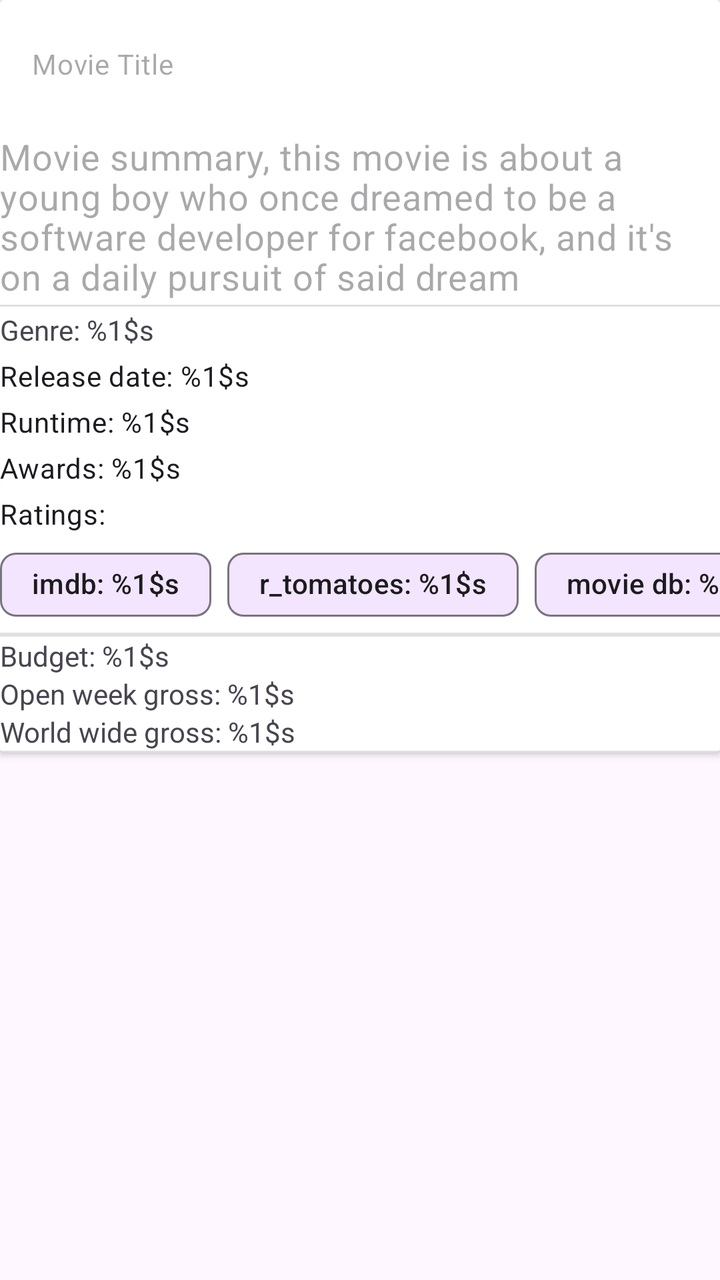
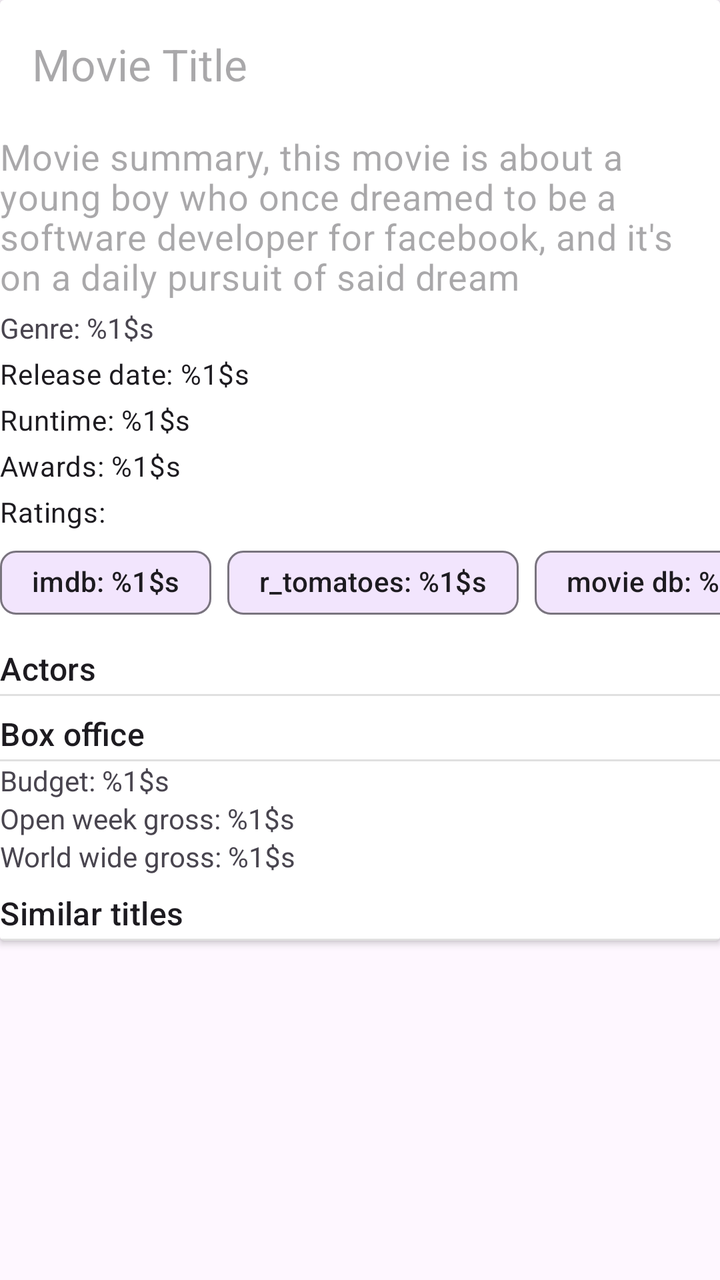

Two renders of the same Android screen: before a commit and after it. Below are the layout's source before the change and the commit's diff.
<!-- AndroidManifest.xml: another module's application theme Theme.MovieCatalog -->
<!-- res/layout/fragment_movie_details.xml -->
<?xml version="1.0" encoding="utf-8"?>
<androidx.core.widget.NestedScrollView xmlns:android="http://schemas.android.com/apk/res/android"
    xmlns:app="http://schemas.android.com/apk/res-auto"
    xmlns:tools="http://schemas.android.com/tools"
    android:layout_width="match_parent"
    android:layout_height="match_parent"
    android:layout_margin="@dimen/eight_dimen">

    <androidx.cardview.widget.CardView
        android:layout_width="match_parent"
        android:layout_height="wrap_content">

        <LinearLayout
            android:layout_width="match_parent"
            android:layout_height="match_parent"
            android:orientation="vertical">

            <androidx.appcompat.widget.Toolbar
                android:id="@+id/toolbar"
                android:layout_width="match_parent"
                android:layout_height="wrap_content"
                app:layout_collapseMode="none">

                <TextView
                    android:id="@+id/movie_title"
                    style="?attr/textAppearanceBodyMedium"
                    android:layout_width="match_parent"
                    android:layout_height="wrap_content"
                    android:layout_gravity="center"
                    android:hint="@string/movie_title" />

            </androidx.appcompat.widget.Toolbar>

            <androidx.recyclerview.widget.RecyclerView
                android:id="@+id/list_images"
                android:layout_width="match_parent"
                android:layout_height="wrap_content"
                tools:listitem="@layout/image_entry" />

            <com.google.android.material.textview.MaterialTextView
                android:id="@+id/movie_summary"
                style="?attr/textAppearanceBodyMedium"
                android:layout_width="match_parent"
                android:layout_height="wrap_content"
                android:layout_marginVertical="2dp"
                android:hint="@string/movie_summary"
                android:textSize="18sp" />

            <View style="@style/Divider.Horizontal" />
            
            <com.google.android.material.textview.MaterialTextView
                android:id="@+id/movie_genres"
                android:layout_width="match_parent"
                android:layout_height="wrap_content"
                android:layout_marginVertical="2dp"
                android:text="@string/genres" />

            <com.google.android.material.textview.MaterialTextView
                android:id="@+id/movie_publication_date"
                style="@style/TextAppearance.Material3.BodyMedium"
                android:layout_width="wrap_content"
                android:layout_height="wrap_content"
                android:layout_marginVertical="2dp"
                android:text="@string/release_date" />

            <com.google.android.material.textview.MaterialTextView
                android:id="@+id/movie_runtime"
                style="@style/TextAppearance.Material3.BodyMedium"
                android:layout_width="wrap_content"
                android:layout_height="wrap_content"
                android:layout_marginVertical="2dp"
                android:text="@string/runtime" />

            <com.google.android.material.textview.MaterialTextView
                android:id="@+id/movie_awards"
                style="@style/TextAppearance.Material3.BodyMedium"
                android:layout_width="match_parent"
                android:layout_height="wrap_content"
                android:layout_marginVertical="2dp"
                android:text="@string/awards" />

            <com.google.android.material.textview.MaterialTextView
                style="@style/TextAppearance.Material3.BodyMedium"
                android:layout_width="match_parent"
                android:layout_height="wrap_content"
                android:layout_marginVertical="2dp"
                android:text="@string/ratings" />

            <com.google.android.material.chip.ChipGroup
                android:layout_width="match_parent"
                android:layout_height="wrap_content"
                android:layout_gravity="center_horizontal"
                android:layoutDirection="locale"
                app:chipSpacing="@dimen/eight_dimen"
                app:singleLine="true">

                <com.google.android.material.chip.Chip
                    android:id="@+id/imdb_chip"
                    android:layout_width="wrap_content"
                    android:layout_height="wrap_content"
                    android:text="@string/imdb_rating" />

                <com.google.android.material.chip.Chip
                    android:id="@+id/r_tomatoes_chip"
                    android:layout_width="wrap_content"
                    android:layout_height="wrap_content"
                    android:text="@string/tomato_rating" />

                <com.google.android.material.chip.Chip
                    android:id="@+id/movie_db_chip"
                    android:layout_width="wrap_content"
                    android:layout_height="wrap_content"
                    android:text="@string/db_rating" />

            </com.google.android.material.chip.ChipGroup>

            <View style="@style/Divider.Horizontal" />

            <androidx.recyclerview.widget.RecyclerView
                android:id="@+id/list_actors"
                android:layout_width="match_parent"
                android:layout_height="wrap_content"
                tools:listitem="@layout/actors_entry" />

            <View style="@style/Divider.Horizontal" />

            <TextView
                android:id="@+id/movie_budget"
                android:layout_width="match_parent"
                android:layout_height="wrap_content"
                android:text="@string/budget" />

            <TextView
                android:id="@+id/movie_open_weekend_gross"
                android:layout_width="match_parent"
                android:layout_height="wrap_content"
                android:text="@string/open_week_gross" />

            <TextView
                android:id="@+id/movie_world_wide_gross"
                android:layout_width="match_parent"
                android:layout_height="wrap_content"
                android:text="@string/world_wide_gross" />

            <View style="@style/Divider.Horizontal" />

            <androidx.recyclerview.widget.RecyclerView
                android:id="@+id/list_similars"
                android:layout_width="match_parent"
                android:layout_height="wrap_content"
                tools:listitem="@layout/similar_entry" />

        </LinearLayout>

    </androidx.cardview.widget.CardView>

</androidx.core.widget.NestedScrollView>
<!-- res/layout/image_entry.xml (included above) -->
<?xml version="1.0" encoding="utf-8"?>
<androidx.cardview.widget.CardView xmlns:android="http://schemas.android.com/apk/res/android"
    android:layout_width="wrap_content"
    android:layout_height="wrap_content"
    android:layout_marginEnd="@dimen/two_dimen">

    <com.google.android.material.imageview.ShapeableImageView
        android:id="@+id/movie_image"
        android:layout_width="wrap_content"
        android:layout_height="250dp"
        android:src="@drawable/ic_image" />

</androidx.cardview.widget.CardView>
<!-- res/layout/actors_entry.xml (included above) -->
<?xml version="1.0" encoding="utf-8"?>
<androidx.cardview.widget.CardView xmlns:android="http://schemas.android.com/apk/res/android"
    android:layout_width="wrap_content"
    android:layout_height="wrap_content"
    android:layout_marginEnd="@dimen/two_dimen">

    <LinearLayout
        android:layout_width="wrap_content"
        android:layout_height="wrap_content"
        android:layout_margin="2dp"
        android:orientation="vertical">

        <TextView
            android:id="@+id/actor_name"
            android:layout_width="match_parent"
            android:layout_height="wrap_content"
            android:layout_gravity="center_horizontal"
            android:hint="@string/actor_name" />

        <ImageView
            android:id="@+id/actor_image"
            android:layout_width="wrap_content"
            android:layout_height="250dp"
            android:contentDescription="@string/actor_image"
            android:src="@drawable/ic_image" />

        <TextView
            android:id="@+id/actor_character"
            android:layout_width="match_parent"
            android:layout_height="wrap_content"
            android:layout_gravity="center_horizontal"
            android:text="@string/as_character" />

    </LinearLayout>
</androidx.cardview.widget.CardView>
<!-- res/layout/similar_entry.xml (included above) -->
<?xml version="1.0" encoding="utf-8"?>
<androidx.cardview.widget.CardView xmlns:android="http://schemas.android.com/apk/res/android"
    xmlns:tools="http://schemas.android.com/tools"
    android:layout_width="wrap_content"
    android:layout_height="wrap_content"
    android:layout_marginEnd="@dimen/two_dimen">

    <LinearLayout
        android:layout_width="match_parent"
        android:layout_height="wrap_content"
        android:orientation="vertical"
        tools:ignore="UseCompoundDrawables">

        <TextView
            android:id="@+id/similar_title"
            android:layout_width="match_parent"
            android:layout_height="wrap_content"
            android:layout_gravity="center_horizontal"
            android:hint="@string/title" />

        <ImageView
            android:id="@+id/similar_image"
            android:layout_width="wrap_content"
            android:layout_height="250dp"
            android:contentDescription="@string/runtime"
            android:src="@drawable/ic_image" />

    </LinearLayout>
</androidx.cardview.widget.CardView>
<!-- resources referenced by this layout -->
<resources>
  <dimen name="eight_dimen">8dp</dimen>
  <dimen name="two_dimen">2dp</dimen>
  <!-- drawable ic_image (drawable) -->
  <vector xmlns:android="http://schemas.android.com/apk/res/android"
      android:width="24dp"
      android:height="24dp"
      android:tint="#000000"
      android:viewportWidth="24"
      android:viewportHeight="24">
      <path
          android:fillColor="@android:color/white"
          android:pathData="M18,4H6v2l6.5,6L6,18v2h12v-3h-7l5,-5 -5,-5h7V4z" />
  </vector>
  <string name="actor_image">actor image</string>
  <string name="actor_name">Actor name</string>
  <string name="as_character">as: %1$s</string>
  <string name="awards">Awards: %1$s</string>
  <string name="budget">Budget: %1$s</string>
  <string name="db_rating">movie db: %1$s</string>
  <string name="genres">Genre: %1$s</string>
  <string name="imdb_rating">imdb: %1$s</string>
  <string name="movie_summary">Movie summary, this movie is about a young boy who once dreamed to be a software developer for facebook, and it\'s on a daily pursuit of said dream</string>
  <string name="movie_title">Movie Title</string>
  <string name="open_week_gross">Open week gross: %1$s</string>
  <string name="ratings">Ratings:</string>
  <string name="release_date">Release date: %1$s</string>
  <string name="runtime">Runtime: %1$s</string>
  <string name="title">Similar titles</string>
  <string name="tomato_rating">r_tomatoes: %1$s</string>
  <string name="world_wide_gross">World wide gross: %1$s</string>
  <style name="Divider.Horizontal" parent="Divider">
          <item name="android:layout_width">match_parent</item>
          <item name="android:layout_height">1dp</item>
      </style>
  <style name="Theme.MovieCatalog" parent="Theme.Material3.Light.NoActionBar">
          
          <item name="colorPrimary">@color/purple_500</item>
          <item name="colorPrimaryVariant">@color/purple_700</item>
          <item name="colorOnPrimary">@color/white</item>
          
          <item name="colorSecondary">@color/teal_200</item>
          <item name="colorSecondaryVariant">@color/teal_700</item>
          <item name="colorOnSecondary">@color/black</item>
          
          <item name="android:statusBarColor">@android:color/darker_gray</item>
          
      </style>
  <style name="Divider">
          <item name="android:background">?android:attr/listDivider</item> // can add colorur here
      </style>
  <color name="purple_500">#FF6200EE</color>
  <color name="purple_700">#FF3700B3</color>
  <color name="white">#FFFFFFFF</color>
  <color name="teal_200">#FF03DAC5</color>
  <color name="teal_700">#FF018786</color>
  <color name="black">#FF000000</color>
</resources>

<!-- the commit's change to res/layout/fragment_movie_details.xml (unified diff, before → after) -->
@@ -13,6 +13,7 @@
         <LinearLayout
             android:layout_width="match_parent"
             android:layout_height="match_parent"
+            android:showDividers="none"
             android:orientation="vertical">
 
             <androidx.appcompat.widget.Toolbar
@@ -23,7 +24,7 @@
 
                 <TextView
                     android:id="@+id/movie_title"
-                    style="?attr/textAppearanceBodyMedium"
+                    style="@style/TextAppearance.Material3.TitleLarge"
                     android:layout_width="match_parent"
                     android:layout_height="wrap_content"
                     android:layout_gravity="center"
@@ -42,17 +43,15 @@
                 style="?attr/textAppearanceBodyMedium"
                 android:layout_width="match_parent"
                 android:layout_height="wrap_content"
-                android:layout_marginVertical="2dp"
+                android:layout_marginVertical="@dimen/two_dimen"
                 android:hint="@string/movie_summary"
                 android:textSize="18sp" />
-
-            <View style="@style/Divider.Horizontal" />
             
             <com.google.android.material.textview.MaterialTextView
                 android:id="@+id/movie_genres"
                 android:layout_width="match_parent"
                 android:layout_height="wrap_content"
-                android:layout_marginVertical="2dp"
+                android:layout_marginVertical="@dimen/two_dimen"
                 android:text="@string/genres" />
 
             <com.google.android.material.textview.MaterialTextView
@@ -60,7 +59,7 @@
                 style="@style/TextAppearance.Material3.BodyMedium"
                 android:layout_width="wrap_content"
                 android:layout_height="wrap_content"
-                android:layout_marginVertical="2dp"
+                android:layout_marginVertical="@dimen/two_dimen"
                 android:text="@string/release_date" />
 
             <com.google.android.material.textview.MaterialTextView
@@ -68,7 +67,7 @@
                 style="@style/TextAppearance.Material3.BodyMedium"
                 android:layout_width="wrap_content"
                 android:layout_height="wrap_content"
-                android:layout_marginVertical="2dp"
+                android:layout_marginVertical="@dimen/two_dimen"
                 android:text="@string/runtime" />
 
             <com.google.android.material.textview.MaterialTextView
@@ -76,22 +75,23 @@
                 style="@style/TextAppearance.Material3.BodyMedium"
                 android:layout_width="match_parent"
                 android:layout_height="wrap_content"
-                android:layout_marginVertical="2dp"
+                android:layout_marginVertical="@dimen/two_dimen"
                 android:text="@string/awards" />
 
             <com.google.android.material.textview.MaterialTextView
                 style="@style/TextAppearance.Material3.BodyMedium"
                 android:layout_width="match_parent"
                 android:layout_height="wrap_content"
-                android:layout_marginVertical="2dp"
+                android:layout_marginVertical="@dimen/two_dimen"
                 android:text="@string/ratings" />
 
             <com.google.android.material.chip.ChipGroup
                 android:layout_width="match_parent"
                 android:layout_height="wrap_content"
+                android:layout_marginBottom="@dimen/six_dimen"
                 android:layout_gravity="center_horizontal"
                 android:layoutDirection="locale"
-                app:chipSpacing="@dimen/eight_dimen"
+                app:chipSpacingHorizontal="@dimen/eight_dimen"
                 app:singleLine="true">
 
                 <com.google.android.material.chip.Chip
@@ -114,13 +114,28 @@
 
             </com.google.android.material.chip.ChipGroup>
 
+            <com.google.android.material.textview.MaterialTextView
+                style="@style/TextAppearance.Material3.TitleMedium"
+                android:layout_width="match_parent"
+                android:layout_height="wrap_content"
+                android:layout_marginVertical="@dimen/two_dimen"
+                android:text="@string/actors" />
+
             <View style="@style/Divider.Horizontal" />
 
             <androidx.recyclerview.widget.RecyclerView
                 android:id="@+id/list_actors"
                 android:layout_width="match_parent"
                 android:layout_height="wrap_content"
+                android:layout_marginBottom="@dimen/six_dimen"
                 tools:listitem="@layout/actors_entry" />
+
+            <com.google.android.material.textview.MaterialTextView
+                style="@style/TextAppearance.Material3.TitleMedium"
+                android:layout_width="match_parent"
+                android:layout_height="wrap_content"
+                android:layout_marginVertical="@dimen/two_dimen"
+                android:text="@string/box_office" />
 
             <View style="@style/Divider.Horizontal" />
 
@@ -140,7 +155,15 @@
                 android:id="@+id/movie_world_wide_gross"
                 android:layout_width="match_parent"
                 android:layout_height="wrap_content"
+                android:layout_marginBottom="@dimen/six_dimen"
                 android:text="@string/world_wide_gross" />
+
+            <com.google.android.material.textview.MaterialTextView
+                style="@style/TextAppearance.Material3.TitleMedium"
+                android:layout_width="match_parent"
+                android:layout_height="wrap_content"
+                android:layout_marginVertical="@dimen/two_dimen"
+                android:text="@string/similar_titles" />
 
             <View style="@style/Divider.Horizontal" />
 
@@ -179,7 +202,6 @@
     <LinearLayout
         android:layout_width="wrap_content"
         android:layout_height="wrap_content"
-        android:layout_margin="2dp"
         android:orientation="vertical">
 
         <TextView
<!-- resource entries referenced after the edit -->
@@ -1,6 +1,7 @@
 <!-- resources referenced by this layout -->
 <resources>
   <dimen name="eight_dimen">8dp</dimen>
+  <dimen name="six_dimen">6dp</dimen>
   <dimen name="two_dimen">2dp</dimen>
   <!-- drawable ic_image (drawable) -->
   <vector xmlns:android="http://schemas.android.com/apk/res/android"
@@ -15,8 +16,10 @@
   </vector>
   <string name="actor_image">actor image</string>
   <string name="actor_name">Actor name</string>
+  <string name="actors">Actors</string>
   <string name="as_character">as: %1$s</string>
   <string name="awards">Awards: %1$s</string>
+  <string name="box_office">Box office</string>
   <string name="budget">Budget: %1$s</string>
   <string name="db_rating">movie db: %1$s</string>
   <string name="genres">Genre: %1$s</string>
@@ -27,6 +30,7 @@
   <string name="ratings">Ratings:</string>
   <string name="release_date">Release date: %1$s</string>
   <string name="runtime">Runtime: %1$s</string>
+  <string name="similar_titles">Similar titles</string>
   <string name="title">Similar titles</string>
   <string name="tomato_rating">r_tomatoes: %1$s</string>
   <string name="world_wide_gross">World wide gross: %1$s</string>
